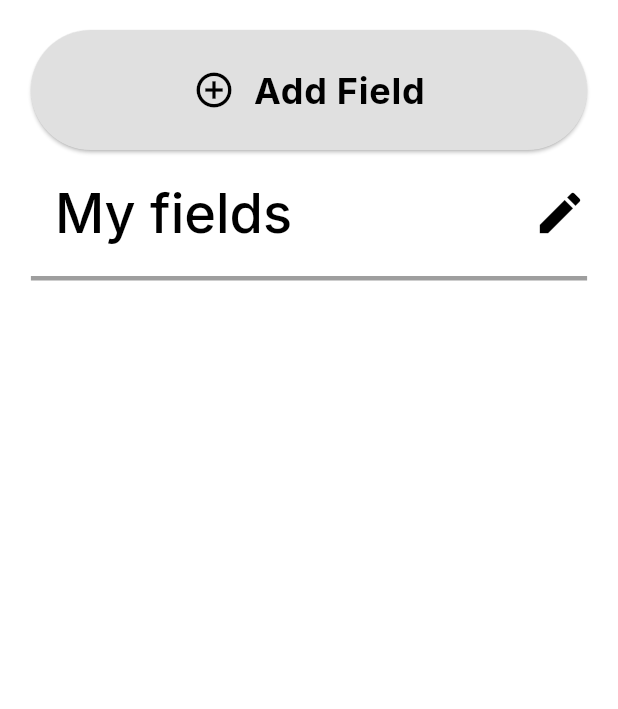
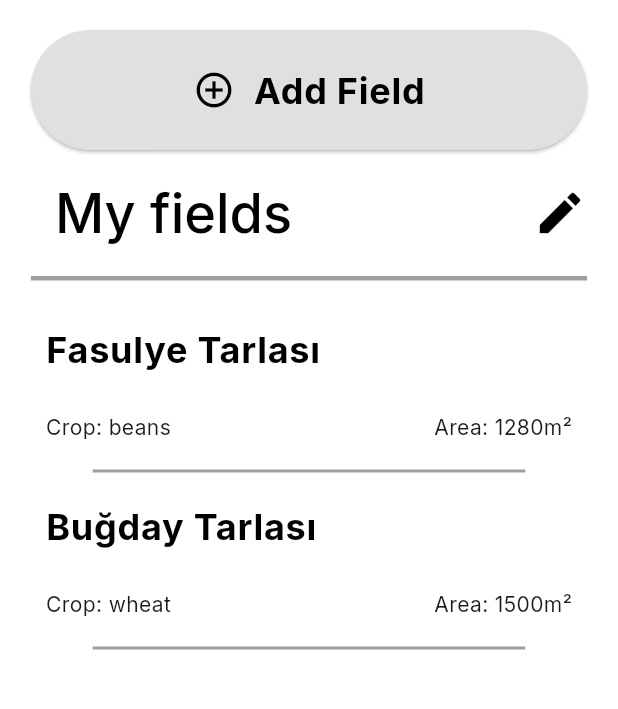
Before and after one commit to agropulse-spaceapps/client, a Flutter app: the HomePage screen opened directly, on a phone screen of 412 x 824 dp, the part 126-835 px from its top. Run offline on Flutter 3.47's test engine with Material 3 defaults, Android fonts, the light colour scheme and no system bars; our stand-ins replace flutter_svg, google_fonts, google_sign_in; missing offline and left inert: map_location_picker.

Commit message:
add: starter values

```diff
--- a/lib/field_page.dart
+++ b/lib/field_page.dart
@@ -18,13 +18,13 @@ class FieldPage extends StatelessWidget {
       body: Column(
         children: [
           ListTile(
-            title: Text('Location: ${field.location.addressComponents.first.shortName}'),
+            title: Text('Location: ${field.location.addressComponents}'),
           ),
           ListTile(
             title: Text('Area: ${field.area} m²'),
           ),
           ListTile(
-            title: Text('Crop: ${field.cropType}'),
+            title: Text('Crop: ${field.cropType!.name}'),
           ),
         ],
       ),
--- a/lib/home_page.dart
+++ b/lib/home_page.dart
@@ -18,7 +18,52 @@ class _HomePageState extends State<HomePage> {
   void initState() {
     super.initState();
     fields = [ // get with mongoDB
-
+      Field (
+        name: "Fasulye Tarlası",
+        soil: Stats(
+          ph: 6.5,
+          soilState: 12,
+          humidity: 45,
+          nitrogen: 20.0,
+          phosphorus: 15.0,
+          potassium: 15,
+          organicMatter: 5.0
+        ),
+        area: 1280,
+        location: GeocodingResult(
+          placeId: "Istanbul",
+          geometry: Geometry(
+            location: Location(
+              lat: 41.0082,
+              lng: 28.9784
+            )
+          )
+        ),
+        cropType: Plant.beans,
+      ),
+      Field(
+        name: "Buğday Tarlası",
+        soil: Stats(
+          ph: 7.0,
+          soilState: 10,
+          humidity: 50,
+          nitrogen: 25.0,
+          phosphorus: 20.0,
+          potassium: 20,
+          organicMatter: 6.0,
+        ),
+        area: 1500,
+        location: GeocodingResult(
+          placeId: "Ankara",
+          geometry: Geometry(
+            location: Location(
+              lat: 39.9334,
+              lng: 32.8597,
+            ),
+          ),
+        ),
+        cropType: Plant.wheat,
+      ),
     ];
   }
 
--- a/lib/test.dart
+++ b/lib/test.dart
@@ -4,13 +4,14 @@ import 'package:map_location_picker/map_location_picker.dart';
 void main () {
   runApp( MaterialApp(
     home: Scaffold(
-      body: MapLocationPicker (
-        apiKey: "AIzaSyCUdvrpjxt148BXxWWo3wmRay6vZcsI0J8",
-        onNext: (GeocodingResult? result) {
-          print(result);
-        },
-        mapStyle: "Satellite",
-      ),
+      body: Text("hello world"),
+      // body: MapLocationPicker (
+      //   apiKey: "AIzaSyCUdvrpjxt148BXxWWo3wmRay6vZcsI0J8",
+      //   onNext: (GeocodingResult? result) {
+      //     print(result);
+      //   },
+      //   mapStyle: "Satellite",
+      // ),
     ),
   ));
 }
```
Also changed, not shown: 1 other file.
